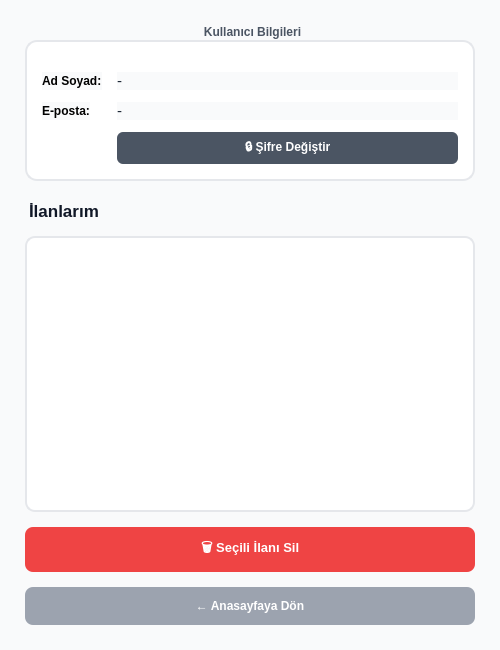
Old version of the form profil.ui in the repository Online-Alim-Satim-Platformu/Online-Alim-Satim-Platformu.
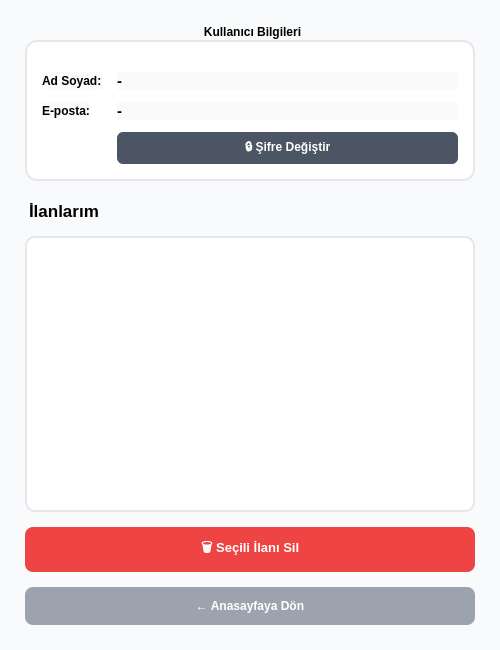
New version of the form.

Commit message:
düzenleme_profil_ekranında
profil ekranında ad soyad kısmını yazma bilgilerini gösterme kısmında ad_soyad kalın reknte yazılması

```diff
--- a/profil.ui
+++ b/profil.ui
@@ -45,12 +45,16 @@
     margin-top: 15px;
     padding-top: 20px;
     background-color: white;
+    color: #000000;
 }
 QGroupBox::title {
     subcontrol-origin: margin;
     subcontrol-position: top center;
     padding: 0 10px;
-    color: #4b5563;
+    color: #000000;
+}
+QLabel {
+    color: #000000;
 }</string>
      </property>
      <layout class="QFormLayout" name="formLayout">
@@ -87,7 +91,7 @@
       <item row="0" column="1">
        <widget class="QLabel" name="lblAdSoyad">
         <property name="styleSheet">
-         <string notr="true">color: #1f2937; font-size: 11pt;</string>
+         <string notr="true">color: #000000; font-size: 11pt; font-weight: bold;</string>
         </property>
         <property name="text">
          <string>-</string>
@@ -109,7 +113,7 @@
       <item row="1" column="1">
        <widget class="QLabel" name="lblEmail">
         <property name="styleSheet">
-         <string notr="true">color: #1f2937; font-size: 11pt;</string>
+         <string notr="true">color: #000000; font-size: 11pt; font-weight: bold;</string>
         </property>
         <property name="text">
          <string>-</string>
@@ -156,7 +160,7 @@
       </font>
      </property>
      <property name="styleSheet">
-      <string notr="true">color: #111827; margin-top: 5px;</string>
+      <string notr="true">color: #000000; margin-top: 5px;</string>
      </property>
      <property name="text">
       <string>İlanlarım</string>
```
Left out of the diff: 9 changed lines with no effect on the pictures.
